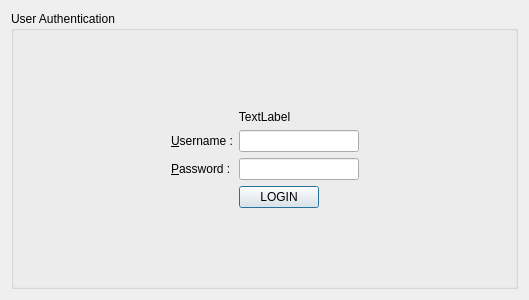
This is app/ui/forms/auth_form.ui in enwawerueli/footprints as Qt 5 draws it before an edit. The edited form follows.
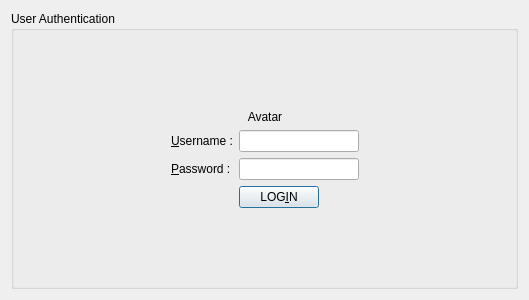
This is the edited form.

Patch:
```diff
--- a/app/ui/forms/auth_form.ui
+++ b/app/ui/forms/auth_form.ui
@@ -21,45 +21,45 @@
      </property>
      <layout class="QVBoxLayout" name="verticalLayout_3">
       <item>
-       <layout class="QVBoxLayout" name="verticalLayout_2">
+       <layout class="QHBoxLayout" name="horizontalLayout_2">
         <item>
-         <spacer name="verticalSpacer">
+         <spacer name="horizontalSpacer_2">
           <property name="orientation">
-           <enum>Qt::Vertical</enum>
+           <enum>Qt::Horizontal</enum>
           </property>
           <property name="sizeHint" stdset="0">
            <size>
-            <width>20</width>
-            <height>40</height>
+            <width>125</width>
+            <height>20</height>
            </size>
           </property>
          </spacer>
         </item>
         <item>
-         <widget class="QLabel" name="icon_lb">
-          <property name="text">
-           <string>TextLabel</string>
-          </property>
-          <property name="alignment">
-           <set>Qt::AlignCenter</set>
-          </property>
-         </widget>
-        </item>
-        <item>
-         <layout class="QHBoxLayout" name="horizontalLayout_2">
+         <layout class="QVBoxLayout" name="verticalLayout_2">
           <item>
-           <spacer name="horizontalSpacer_2">
+           <spacer name="verticalSpacer">
             <property name="orientation">
-             <enum>Qt::Horizontal</enum>
+             <enum>Qt::Vertical</enum>
             </property>
             <property name="sizeHint" stdset="0">
              <size>
-              <width>40</width>
-              <height>20</height>
+              <width>20</width>
+              <height>40</height>
              </size>
             </property>
            </spacer>
           </item>
+          <item>
+           <widget class="QLabel" name="avatar_lb">
+            <property name="text">
+             <string>Avatar</string>
+            </property>
+            <property name="alignment">
+             <set>Qt::AlignCenter</set>
+            </property>
+           </widget>
+          </item>
           <item>
            <layout class="QFormLayout" name="formLayout">
             <item row="0" column="0">
@@ -97,7 +97,7 @@
               <item>
                <widget class="QPushButton" name="login_pb">
                 <property name="text">
-                 <string>LOGIN</string>
+                 <string>LOG&amp;IN</string>
                 </property>
                </widget>
               </item>
@@ -119,14 +119,14 @@
            </layout>
           </item>
           <item>
-           <spacer name="horizontalSpacer_3">
+           <spacer name="verticalSpacer_2">
             <property name="orientation">
-             <enum>Qt::Horizontal</enum>
+             <enum>Qt::Vertical</enum>
             </property>
             <property name="sizeHint" stdset="0">
              <size>
-              <width>40</width>
-              <height>20</height>
+              <width>20</width>
+              <height>40</height>
              </size>
             </property>
            </spacer>
@@ -134,14 +134,14 @@
          </layout>
         </item>
         <item>
-         <spacer name="verticalSpacer_2">
+         <spacer name="horizontalSpacer_3">
           <property name="orientation">
-           <enum>Qt::Vertical</enum>
+           <enum>Qt::Horizontal</enum>
           </property>
           <property name="sizeHint" stdset="0">
            <size>
-            <width>20</width>
-            <height>40</height>
+            <width>125</width>
+            <height>20</height>
            </size>
           </property>
          </spacer>
```
Left out of the diff: 4 changed lines with no effect on the pictures.
